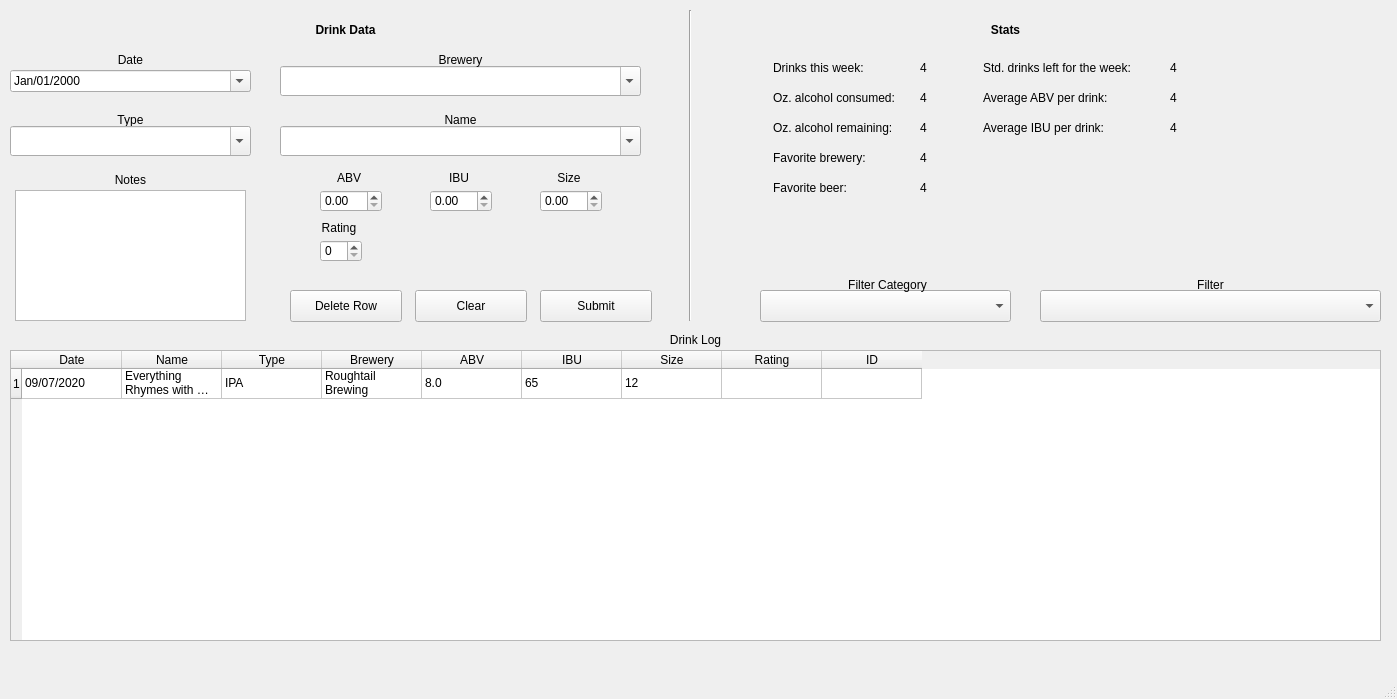
Before: the Qt Designer form src/mainwindow.ui in minorsecond/BuzzBot, drawn with Qt 5.
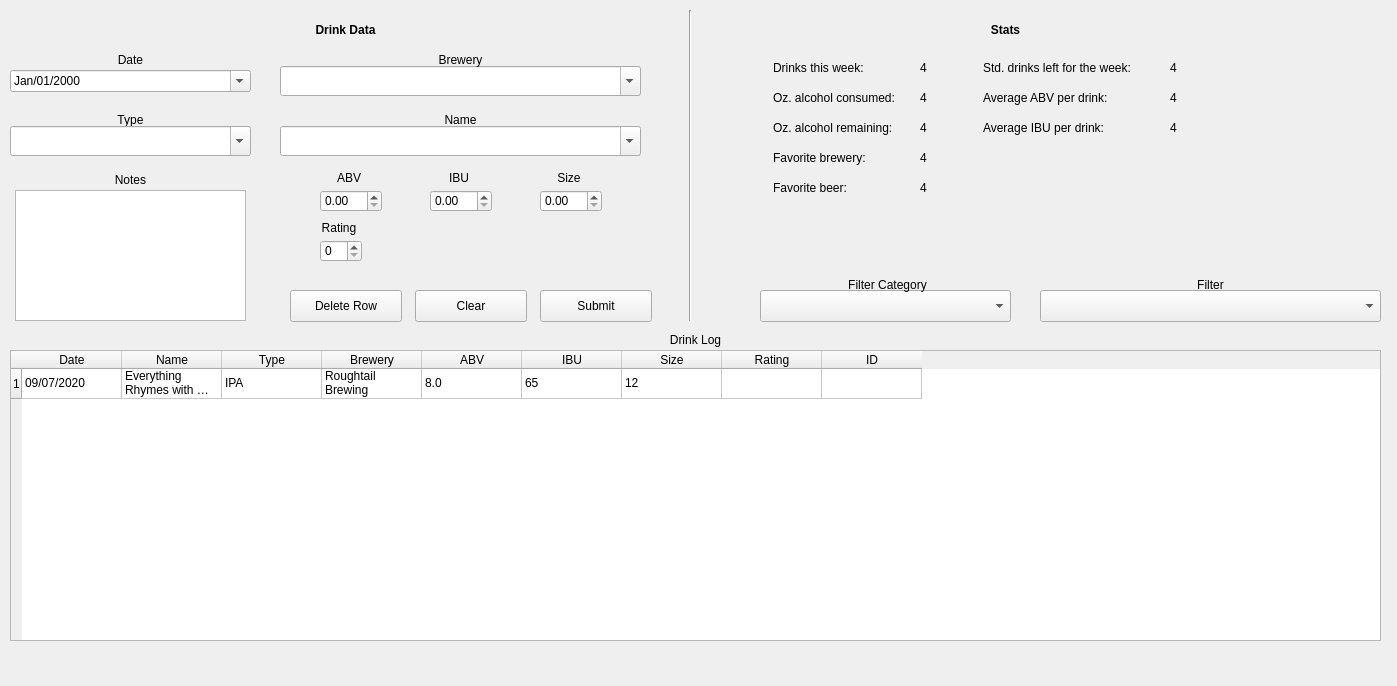
After: the same form once the commit is applied.

Commit message: Remove statusbar, fix width and height

```diff
--- a/src/mainwindow.ui
+++ b/src/mainwindow.ui
@@ -7,7 +7,7 @@
     <x>0</x>
     <y>0</y>
     <width>1397</width>
-    <height>699</height>
+    <height>686</height>
    </rect>
   </property>
   <property name="windowTitle">
@@ -747,7 +747,6 @@
     </rect>
    </property>
   </widget>
-  <widget class="QStatusBar" name="statusbar"/>
  </widget>
  <resources/>
  <connections/>
```
The commit also changes 1 other file.
